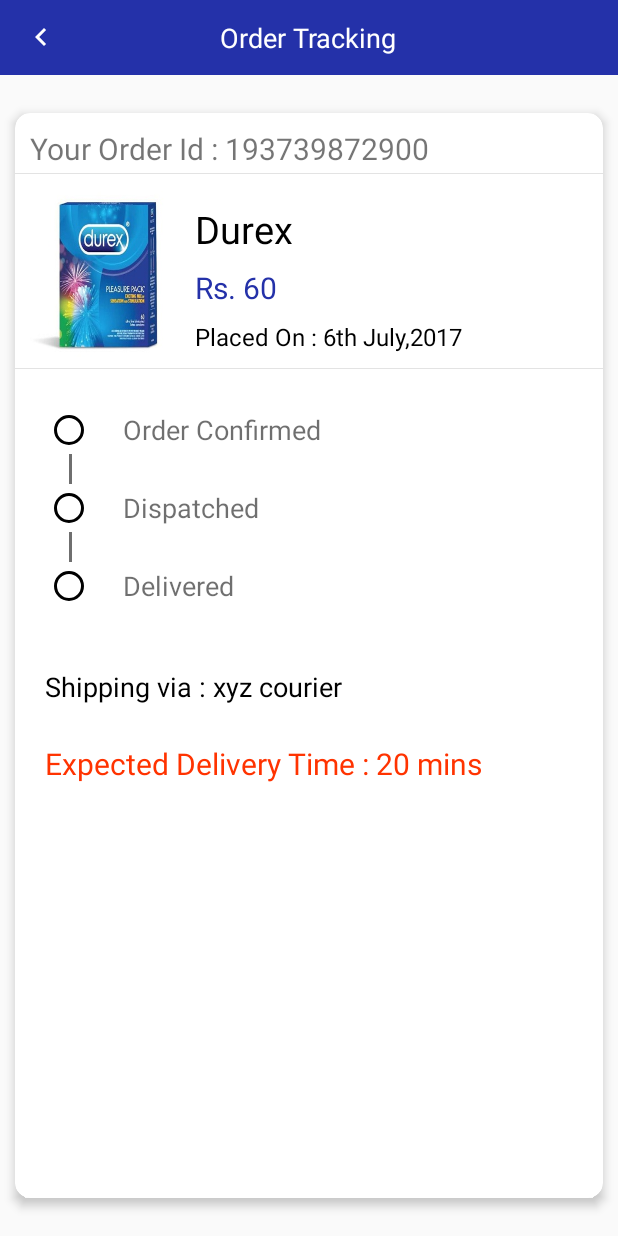
After one commit to Avjeet/FunMofoApp, an Android app: the OrderTrackingActivity screen opened directly, with no data from a screen before it, on a phone screen of 412 x 824 dp. The commit adds this screen. Run offline under Robolectric (Android 15) with nearby library versions, the phone set to English and light mode, and no system bars.

Commit message:
Layouts added

```diff
--- /dev/null
+++ b/app/src/main/java/com/example/acer/funmofoapp/OrderTrackingActivity.java
@@ -0,0 +1,13 @@
+package com.example.acer.funmofoapp;
+
+import android.support.v7.app.AppCompatActivity;
+import android.os.Bundle;
+
+public class OrderTrackingActivity extends AppCompatActivity {
+
+    @Override
+    protected void onCreate(Bundle savedInstanceState) {
+        super.onCreate(savedInstanceState);
+        setContentView(R.layout.activity_order_tracking);
+    }
+}
--- /dev/null
+++ b/app/src/main/res/layout/activity_order_tracking.xml
@@ -0,0 +1,205 @@
+<?xml version="1.0" encoding="utf-8"?>
+<RelativeLayout
+    xmlns:android="http://schemas.android.com/apk/res/android"
+    xmlns:app="http://schemas.android.com/apk/res-auto"
+    xmlns:tools="http://schemas.android.com/tools"
+    android:layout_width="match_parent"
+    android:layout_height="match_parent"
+    tools:context="com.example.acer.funmofoapp.OrderTrackingActivity">
+
+
+    <RelativeLayout
+        android:layout_width="match_parent"
+        android:layout_height="50dp"
+        android:background="@color/blue"
+        android:id="@+id/rl1"
+        android:layout_alignParentTop="true"
+        android:layout_alignParentLeft="true"
+        android:layout_alignParentStart="true">
+
+        <RelativeLayout
+            android:id="@+id/layout_back_arrow"
+            android:layout_width="wrap_content"
+            android:layout_height="match_parent"
+            android:paddingRight="15dp">
+            <ImageView
+                android:layout_width="wrap_content"
+                android:layout_height="wrap_content"
+                android:src="@drawable/ic_prev"
+                android:id="@+id/iv_back2"
+                android:layout_centerVertical="true"
+                android:layout_marginLeft="15dp"/>
+        </RelativeLayout>
+
+        <TextView
+            android:layout_width="wrap_content"
+            android:layout_height="wrap_content"
+            android:text="Order Tracking"
+            android:layout_centerVertical="true"
+            android:layout_centerHorizontal="true"
+            android:textSize="18dp"
+            android:textColor="@color/white"/>
+    </RelativeLayout>
+
+    <android.support.v7.widget.CardView
+        android:layout_below="@id/rl1"
+        android:layout_width="match_parent"
+        android:layout_height="match_parent"
+        android:layout_marginRight="10dp"
+        android:layout_marginLeft="10dp"
+        android:layout_marginTop="25dp"
+        android:layout_marginBottom="25dp"
+        app:cardElevation="4sp"
+        app:cardCornerRadius="10dp">
+
+        <RelativeLayout
+            android:layout_width="match_parent"
+            android:layout_height="match_parent"
+            >
+
+        <TextView
+            android:id="@+id/tv_order_id"
+            android:layout_width="match_parent"
+            android:layout_height="wrap_content"
+            android:layout_margin="10dp"
+            android:text="Your Order Id : 193739872900"
+            android:textSize="20dp"
+            />
+        <View
+            android:layout_width="match_parent"
+            android:layout_height="0.5dp"
+            android:background="@color/border_color"
+            android:layout_marginTop="40dp"/>
+        <LinearLayout
+            android:layout_width="match_parent"
+            android:layout_height="wrap_content"
+            android:layout_marginTop="50dp"
+            android:id="@+id/linearLayout2"
+            android:orientation="horizontal">
+
+            <ImageView
+                android:layout_width="120dp"
+                android:layout_height="120dp"
+                android:src="@drawable/pic1"/>
+            <LinearLayout
+                android:layout_width="match_parent"
+                android:layout_height="120dp"
+
+                android:orientation="vertical">
+
+                <TextView
+                    android:layout_width="match_parent"
+                    android:layout_height="wrap_content"
+                    android:text="Durex"
+                    android:textSize="25dp"
+                    android:layout_marginTop="10dp"
+                    android:textColor="@color/black"
+                    android:layout_marginRight="10dp"
+                    android:textAppearance="@style/Base.TextAppearance.AppCompat.Medium"/>
+
+
+                <TextView
+                    android:layout_width="match_parent"
+                    android:layout_height="wrap_content"
+                    android:text="Rs. 60"
+                    android:textSize="20dp"
+                    android:layout_marginTop="8dp"
+                    android:textColor="@color/blue"
+                    android:layout_marginRight="10dp"/>
+
+                <TextView
+                    android:layout_width="match_parent"
+                    android:layout_height="wrap_content"
+                    android:text="Placed On : 6th July,2017"
+                    android:textSize="16dp"
+                    android:layout_marginTop="8dp"
+                    android:textColor="@color/black"
+                    android:layout_marginRight="10dp"
+                    android:textAppearance="@style/ThemeOverlay.AppCompat.Light"/>
+            </LinearLayout>
+        </LinearLayout>
+            <View
+                android:layout_width="match_parent"
+                android:layout_height="0.5dp"
+
+                android:background="@color/border_color"
+                android:layout_below="@id/linearLayout2"/>
+
+       <LinearLayout
+           android:layout_width="match_parent"
+           android:layout_height="180dp"
+           android:id="@+id/linearLayout3"
+           android:layout_below="@id/linearLayout2"
+           android:orientation="vertical"
+           >
+
+           <RadioButton
+               android:layout_width="wrap_content"
+               android:layout_height="wrap_content"
+               android:checked="false"
+               android:text="Order Confirmed"
+               android:textSize="18dp"
+               android:paddingLeft="20dp"
+               android:layout_marginTop="25dp"
+               android:layout_marginLeft="20dp"
+               android:textColor="@color/dialog_bg"
+                android:theme="@style/MyRadioButton"/>
+
+           <View
+               android:layout_width="2dp"
+               android:layout_height="20dp"
+               android:background="@color/dialog_bg"
+               android:layout_marginLeft="36dp"/>
+
+           <RadioButton
+               android:layout_width="wrap_content"
+               android:layout_height="wrap_content"
+               android:checked="false"
+               android:text="Dispatched"
+               android:textSize="18dp"
+               android:paddingLeft="20dp"
+               android:textColor="@color/dialog_bg"
+               android:layout_marginLeft="20dp"
+               android:theme="@style/MyRadioButton"/>
+           <View
+               android:layout_width="2dp"
+               android:layout_height="20dp"
+               android:background="@color/dialog_bg"
+               android:layout_marginLeft="36dp"/>
+
+           <RadioButton
+               android:layout_width="wrap_content"
+               android:layout_height="wrap_content"
+               android:checked="false"
+               android:layout_marginLeft="20dp"
+               android:text="Delivered"
+               android:textSize="18dp"
+               android:paddingLeft="20dp"
+               android:textColor="@color/dialog_bg"
+               android:theme="@style/MyRadioButton"/>
+
+       </LinearLayout>
+
+
+            <TextView
+                android:layout_width="match_parent"
+                android:layout_height="wrap_content"
+                android:layout_marginTop="370dp"
+                android:text="Shipping via : xyz courier"
+                android:layout_marginLeft="20dp"
+                android:textColor="@color/black"
+                android:textSize="18dp"
+                />
+
+        <TextView
+            android:layout_width="match_parent"
+            android:layout_height="wrap_content"
+            android:layout_marginTop="420dp"
+            android:id="@+id/tv_expected_time"
+            android:text="Expected Delivery Time : 20 mins"
+            android:textSize="20dp"
+            android:layout_marginLeft="20dp"
+            android:textColor="@color/red"/>
+        </RelativeLayout>
+    </android.support.v7.widget.CardView>
+</RelativeLayout>
--- a/app/src/main/res/values/colors.xml
+++ b/app/src/main/res/values/colors.xml
@@ -10,4 +10,6 @@
     <color name="white">#fff</color>
     <color name="grey">#5e5c5c</color>
     <color name="dialog_bg">#90000000</color>
+    <color name="red">#ff3300</color>
+    <color name="green">#15d615</color>
 </resources>
--- a/app/src/main/res/values/styles.xml
+++ b/app/src/main/res/values/styles.xml
@@ -15,6 +15,11 @@
 
     <style name="rounded_border">
         <item name="android:background">@drawable/rounded_border</item>
+    </style>
+
+    <style name="MyRadioButton" parent="Theme.AppCompat.Light">
+        <item name="colorControlActivated">@color/green</item>
+        <item name="colorControlNormal">@color/black</item>
     </style>
 
     <!--<style name="DialogAnimation" >
```
Also changed, not shown: app/src/main/AndroidManifest.xml (+23 -14 lines), app/src/main/java/com/example/acer/funmofoapp/MainActivity.java (+22 -13 lines), app/src/main/java/com/example/acer/funmofoapp/MyOrderActivity.java (added, +13 -0 lines), app/src/main/res/drawable-v21/ic_menu_camera.xml (deleted, +0 -12 lines), app/src/main/res/drawable-v21/ic_menu_gallery.xml (deleted, +0 -9 lines), app/src/main/res/drawable-v21/ic_menu_manage.xml (deleted, +0 -9 lines), app/src/main/res/drawable-v21/ic_menu_send.xml (deleted, +0 -9 lines), app/src/main/res/drawable-v21/ic_menu_slideshow.xml (deleted, +0 -9 lines), app/src/main/res/drawable/ic_next.xml (added, +9 -0 lines), app/src/main/res/layout/activity_my_order.xml (added, +96 -0 lines), app/src/main/res/layout/app_bar_main.xml (+7 -0 lines), app/src/main/res/layout/list_item1.xml (added, +128 -0 lines), app/src/main/res/layout/list_item2.xml (added, +131 -0 lines).
